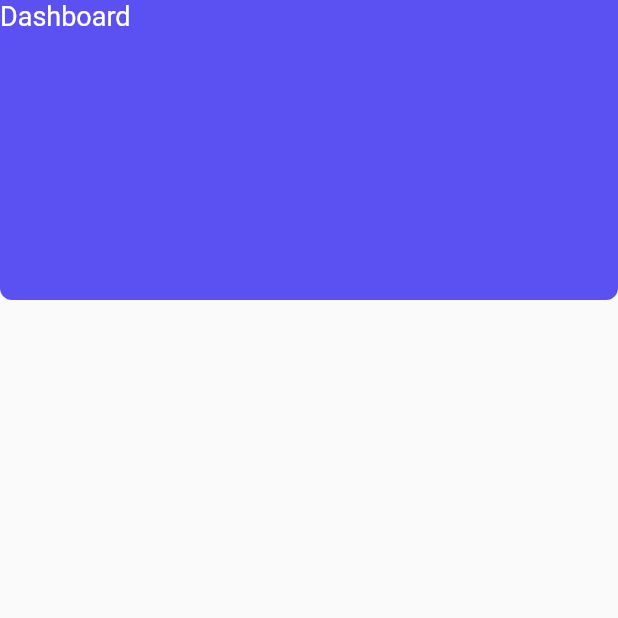
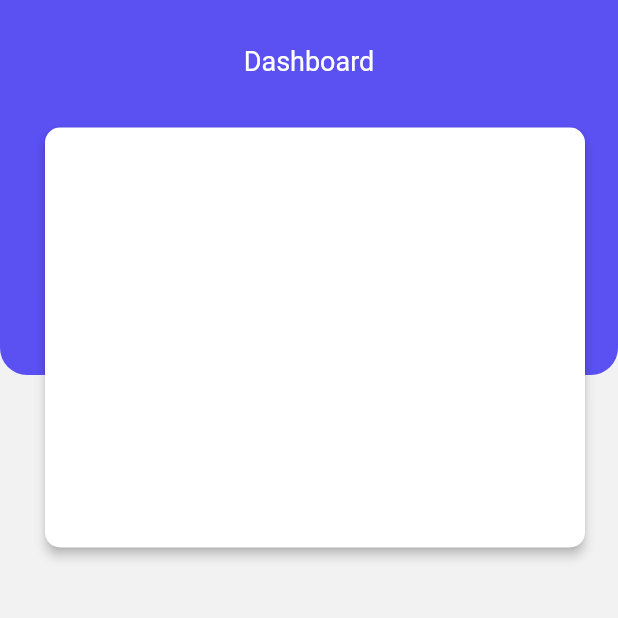
Before and after one commit to Peerpal/invoice_app, a Flutter app: the screen it shows after launch, on a phone screen of 412 x 824 dp, the top half of it. Run offline on Flutter 3.47's test engine with Material 2 defaults, Android fonts, the phone set to English and light mode, and no system bars.

Commit message:
header section complete

```diff
--- a/lib/main.dart
+++ b/lib/main.dart
@@ -11,6 +11,7 @@ class InvoiceApp extends StatelessWidget {
   Widget build(BuildContext context) {
     return MaterialApp(
       title: 'Invoice App',
+      debugShowCheckedModeBanner: false,
       theme: ThemeData(
 
         primarySwatch: Colors.blue,
--- a/lib/pages/dashboard.dart
+++ b/lib/pages/dashboard.dart
@@ -5,21 +5,30 @@ class Dashboard extends StatelessWidget {
   @override
   Widget build(BuildContext context) {
     return Scaffold(
+      backgroundColor: HexColor("F2F2F2"),
       body: ListView(
         children: <Widget>[
           Stack(
+            overflow: Overflow.visible,
             children: <Widget>[
               Container(
                 width: double.infinity,
-                height: 200.0,
+                height: 250.0,
                 decoration: BoxDecoration(
                   color: HexColor("5B50F2"),
                   borderRadius: BorderRadius.only(
-                      bottomLeft: Radius.circular(8),
-                      bottomRight: Radius.circular(8)),
+                    bottomLeft: Radius.circular(18),
+                    bottomRight: Radius.circular(18),
                   ),
                 ),
-              Text(
+              ),
+              Flex(
+                direction: Axis.horizontal,
+                mainAxisAlignment: MainAxisAlignment.center,
+                children: <Widget>[
+                  Padding(
+                    padding: const EdgeInsets.only(top: 30.0),
+                    child: Text(
                       "Dashboard",
                       style: TextStyle(
                         color: Colors.white,
@@ -27,9 +36,26 @@ class Dashboard extends StatelessWidget {
                         fontWeight: FontWeight.w400,
                       ),
                     ),
-
+                  ),
                 ],
+              ),
+              Positioned(
+                top: 85,
+                left: 30,
+                child: Material(
+                  color: Colors.white,
+                  elevation: 3.0,
+                  borderRadius: BorderRadius.all(
+                    Radius.circular(10),
+                  ),
+                  child: Container(
+                    width: 360.0,
+                    height: 280.0,
+                  ),
+                ),
               )
+            ],
+          ),
         ],
       ),
     );
```
Lines whose indentation alone changed are shown as unchanged.
